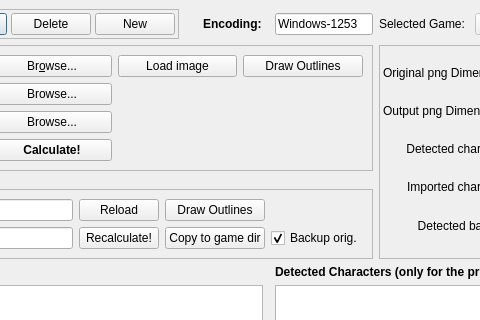
First picture: the form in MISETranslatorSuite/ui/MISEFontsTranslateUIDlg.ui, repository ShadowNate/MISETranslator, before the edit; both pictures show x 442 to 922 and y 0 to 320 of the 1126 by 896 pixel window.
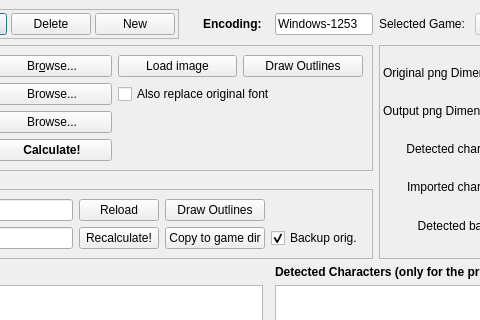
Second picture: the form after the edit.

Commit message: Readme corrections. Preparation for supporting full reconstruction of the font file

Diff of the .ui file:
```diff
--- a/MISETranslatorSuite/ui/MISEFontsTranslateUIDlg.ui
+++ b/MISETranslatorSuite/ui/MISEFontsTranslateUIDlg.ui
@@ -488,6 +488,19 @@
         </property>
        </widget>
       </item>
+      <item row="1" column="5" colspan="2">
+       <widget class="QCheckBox" name="ReconstructEntireFoneCkBx">
+        <property name="toolTip">
+         <string>The row PNG must contain all the letters from the original font and then the additional letters of the localized language</string>
+        </property>
+        <property name="whatsThis">
+         <string>Switches mode between appending to the end of the font file (unchecked) and reconstructing the entire font file (checked)</string>
+        </property>
+        <property name="text">
+         <string>Also replace original font</string>
+        </property>
+       </widget>
+      </item>
      </layout>
     </widget>
    </item>
```
The commit also changes 4 other files.
